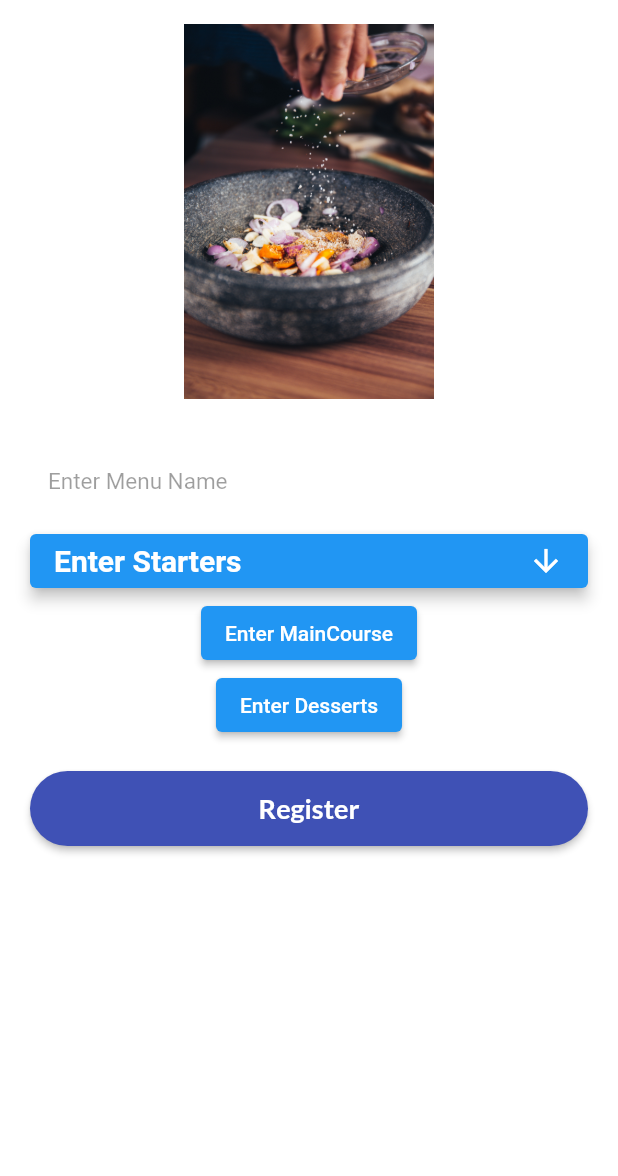
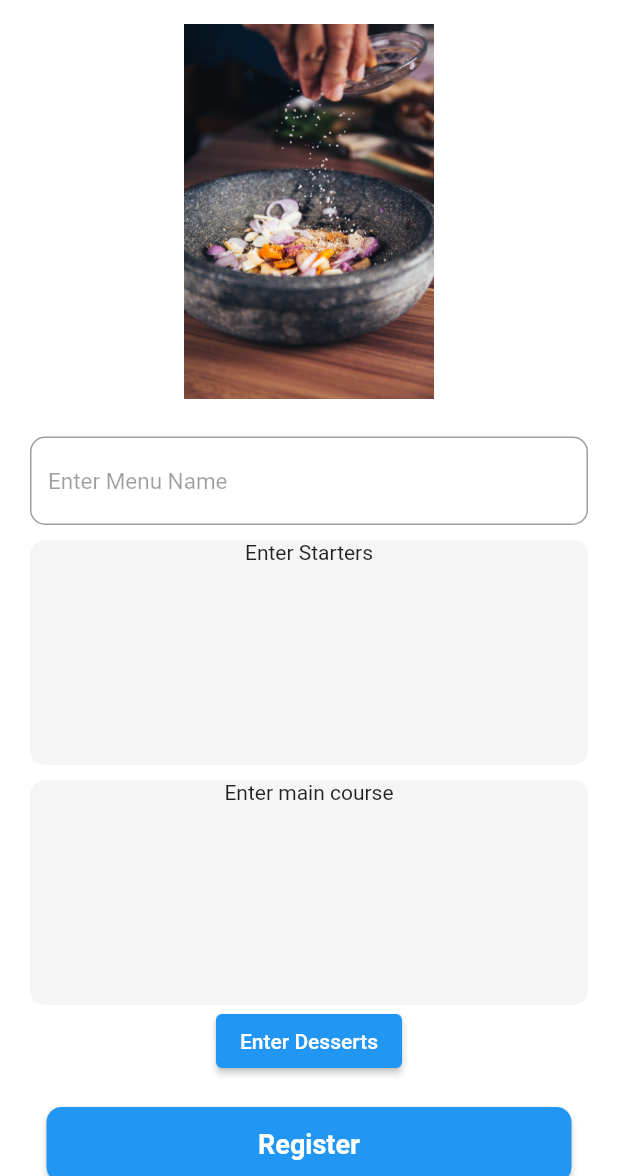
Before and after one commit to Chef-Connect-India-Tech/chef-connect-india, a Flutter app: the predefined screen opened directly, on a phone screen of 412 x 824 dp, the part 60-1236 px from its top. Run offline on Flutter 3.47's test engine with Material 2 defaults, Android fonts, the phone set to English and light mode, and no system bars; our stand-ins replace cloud_firestore, country_code_picker, firebase_auth, firebase_core, firebase_storage, flutter_spinkit and 10 more; missing offline and left inert: dart:ffi, multiselect_formfield, onboarding, paginate_firestore; accounts and stored records are empty; network calls fail.

Commit message:
minor ui changes for chef side predined menu

```diff
--- a/lib/chef_portal/menus/predefined.dart
+++ b/lib/chef_portal/menus/predefined.dart
@@ -217,6 +217,7 @@ class _predefinedState extends State<predefined> {
                 child: Container(
                   margin: EdgeInsets.symmetric(horizontal: 20),
                   padding: EdgeInsets.only(top: 0),
+                  child: SingleChildScrollView(
                     child: Column(
                       children: [
                         SizedBox(
@@ -240,7 +241,7 @@ class _predefinedState extends State<predefined> {
                           },
                           textInputAction: TextInputAction.next,
                           decoration: InputDecoration(
-                          fillColor: Colors.white60,
+                            fillColor: Colors.white70,
                             hintText: 'Enter Menu Name',
                             hintStyle:
                                 TextStyle(color: Colors.black38, fontSize: 15),
@@ -248,62 +249,43 @@ class _predefinedState extends State<predefined> {
                             border: OutlineInputBorder(
                               borderRadius: BorderRadius.circular(10),
                               borderSide: BorderSide(
-                              color: Colors.white,
-                              width: 2,
+                                color: Colors.grey,
+                                width: 1,
                               ),
                             ),
                             focusedBorder: new OutlineInputBorder(
                               borderRadius: new BorderRadius.circular(10.0),
                               borderSide: BorderSide(
-                              color: Colors.white60,
-                              width: 2,
+                                color: Colors.grey,
+                                width: 1,
                               ),
                             ),
                             enabledBorder: OutlineInputBorder(
                               borderRadius: BorderRadius.circular(10),
                               borderSide: BorderSide(
-                              color: Colors.white,
-                              width: 2,
+                                color: Colors.grey,
+                                width: 1,
                               ),
                             ),
                           ),
                         ),
-
-                      ElevatedButton(
-                        autofocus: true,
-                        // style: ElevatedButton.styleFrom(
-                        //   elevation: 2,
-                        //   primary: Colors.indigo,
-                        //   onPrimary: Colors.indigo,
-                        //   shape: RoundedRectangleBorder(
-                        //     borderRadius: BorderRadius.circular(32.0),
-                        //   ),
-                        // ),
-                        // child: const Text(
-                        //   'Enter Starters',
-                        //   style: TextStyle(
-                        //     color: Colors.blue,
-                        //   ),
-                        // ),
-                        child: Row(
-                          mainAxisAlignment: MainAxisAlignment.spaceBetween,
-                          children: <Widget>[
+                        SizedBox(
+                          height: 10,
+                        ),
+                        Container(
+                          height: 150,
+                          width: 400,
+                          decoration: BoxDecoration(
+                            color: Colors.grey.shade100,
+                            borderRadius: BorderRadius.circular(10),
+                          ),
+                          child: InkWell(
+                            onTap: _showMultiSelect,
+                            child: SingleChildScrollView(
+                              child: Column(
+                                children: [
                                   Text(
                                     'Enter Starters',
-                              style: TextStyle(
-                                fontSize: 20,
-                                fontWeight: FontWeight.w700,
-                                color: Colors.white,
-                              ),
-                            ),
-                            Icon(
-                              Icons.arrow_downward,
-                              color: Colors.white,
-                            )
-                          ],
-                        ),
-
-                        onPressed: _showMultiSelect,
                                   ),
                                   Wrap(
                                     children: _selectedItems
@@ -312,16 +294,40 @@ class _predefinedState extends State<predefined> {
                                             ))
                                         .toList(),
                                   ),
-                      ElevatedButton(
-                        child: const Text('Enter MainCourse'),
-                        onPressed: _showMultiSelect1,
+                                ],
                               ),
+                            ),
+                          ),
+                        ),
+                        SizedBox(
+                          height: 10,
+                        ),
+                        Container(
+                          height: 150,
+                          width: 400,
+                          decoration: BoxDecoration(
+                            color: Colors.grey.shade100,
+                            borderRadius: BorderRadius.circular(
+                              10,
+                            ),
+                          ),
+                          child: InkWell(
+                            child: SingleChildScrollView(
+                              child: Column(
+                                children: [
+                                  Text('Enter main course'),
                                   Wrap(
                                     children: _selectedItems1
                                         .map((e) => Chip(
                                               label: Text(e),
                                             ))
                                         .toList(),
+                                  ),
+                                ],
+                              ),
+                            ),
+                            onTap: _showMultiSelect1,
+                          ),
                         ),
                         ElevatedButton(
                           child: const Text('Enter Desserts'),
@@ -346,16 +352,15 @@ class _predefinedState extends State<predefined> {
                         SizedBox(
                           height: 20,
                         ),
-                      Container(
+                        SizedBox(
                           height: 50,
-                        width: MediaQuery.of(context).size.width,
+                          width: 350,
                           child: ElevatedButton(
                             style: ElevatedButton.styleFrom(
-                            elevation: 2,
-                            primary: Colors.indigo,
-                            onPrimary: Colors.black,
                               shape: RoundedRectangleBorder(
-                              borderRadius: BorderRadius.circular(32.0),
+                                borderRadius: BorderRadius.circular(
+                                  10,
+                                ),
                               ),
                             ),
                             onPressed: () {
@@ -363,11 +368,11 @@ class _predefinedState extends State<predefined> {
                               print(_menunameController.text);
                             },
                             child: Text(
-                            "Register",
-                            style: GoogleFonts.lato(
-                              color: Colors.white,
+                              'Register',
+                              style: TextStyle(
+                                fontFamily: 'Roboto',
                                 fontSize: 18,
-                              fontWeight: FontWeight.bold,
+                                fontWeight: FontWeight.w600,
                               ),
                             ),
                           ),
@@ -376,6 +381,7 @@ class _predefinedState extends State<predefined> {
                           height: 40,
                         ),
                       ],
+                    ),
                   ),
                 ),
               ),
```
Lines whose indentation alone changed are shown as unchanged.
